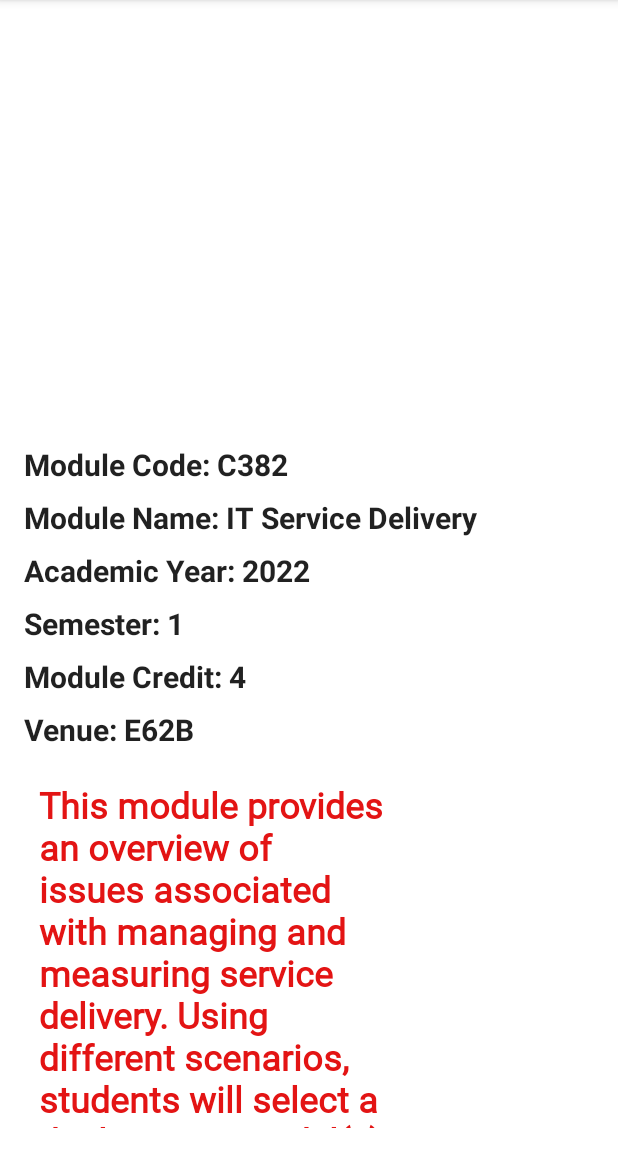
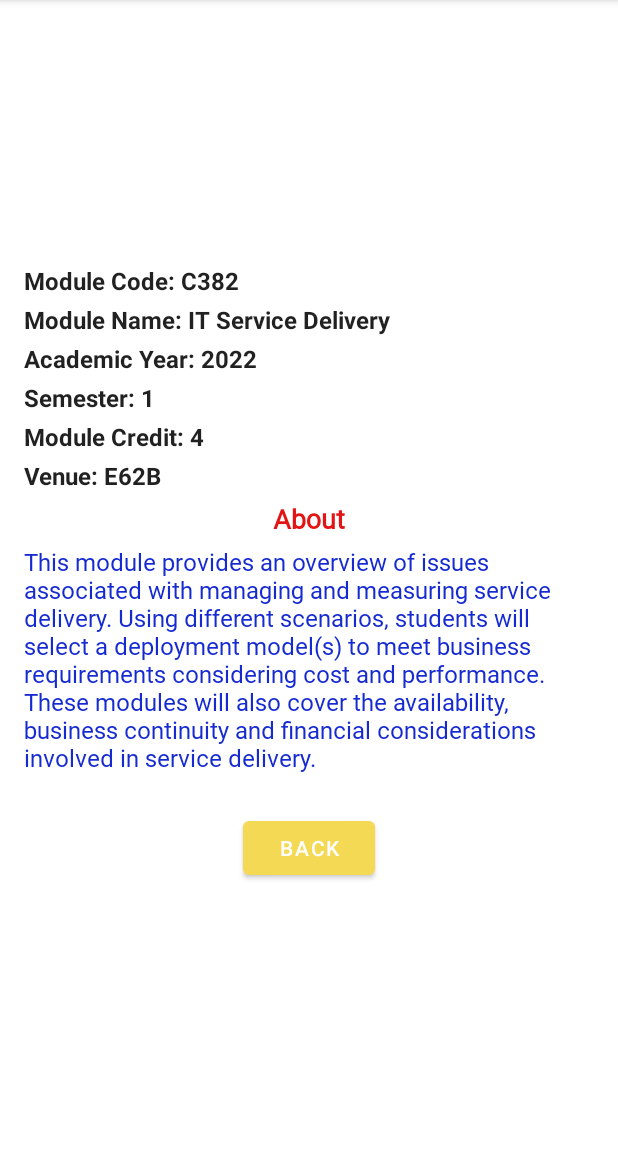
Before and after one commit to Ravichandran-RP/MyModules, an Android app: the screen it shows after launch (ModuleDetailActivity), after a tap on "C382 IT SERVICE DELIVERY", on a phone screen of 412 x 824 dp, the part 84-1236 px from its top. Run offline under Robolectric (Android 15) with nearby library versions, the phone set to English and light mode, and no system bars; Roboto replaces fonts that are not available here; 1 statement that could not run was skipped.

```diff
--- a/app/src/main/java/sg/edu/rp/c346/id20026389/mymodules/ModuleDetailActivity.java
+++ b/app/src/main/java/sg/edu/rp/c346/id20026389/mymodules/ModuleDetailActivity.java
@@ -5,6 +5,7 @@ import androidx.appcompat.app.AppCompatActivity;
 import android.content.Intent;
 import android.graphics.drawable.Drawable;
 import android.os.Bundle;
+import android.view.View;
 import android.widget.Button;
 import android.widget.ImageView;
 import android.widget.TextView;
@@ -33,7 +34,7 @@ public class ModuleDetailActivity extends AppCompatActivity {
         modvenue=findViewById(R.id.textViewVenue);
         btnBack=findViewById(R.id.buttonBack);
         displayImage=findViewById(R.id.imageViewDisplay);
-        aboutmod=findViewById(R.id.textViewAbout);
+        aboutmod=findViewById(R.id.textViewInfo);
 
         Intent intentReceived = getIntent();
         String module=intentReceived.getStringExtra("module");
@@ -66,9 +67,7 @@ public class ModuleDetailActivity extends AppCompatActivity {
             modvenue.setText("Venue: E61H");
             aboutmod.setText("Students will develop competencies required to support and administer data centre and cloud computing services. " +
                     "The training includes impact assessment of governance, risk and compliance (GRC) in the cloud computing environment, " +
-                    "and students will also study cloud computing orchestration, service accounting and service cataloguing. " +
-                    "The module also prepares students to be industry ready for job opportunities such as system administrators in " +
-                    "enterprise data centres or hosting service providers and as cloud computing end-users.");
+                    "and students will also study cloud computing orchestration, service accounting and service cataloguing.");
 
         }
         else if(module.equalsIgnoreCase("C382")){
@@ -84,9 +83,8 @@ public class ModuleDetailActivity extends AppCompatActivity {
             modvenue.setText("Venue: E62B");
             aboutmod.setText("This module provides an overview of issues associated with managing and measuring service delivery. " +
                     "Using different scenarios, students will select a deployment model(s) to meet business requirements considering cost " +
-                    "and performance. They will be exposed to key performance indicators (KPIs) on service level agreements (SLAs) " +
-                    "that ensure stipulated levels of service quality and availability. These modules will also cover the availability, " +
-                    "business continuity and financial considerations involved in service delivery.");
+                    "and performance. These modules will also cover the availability, business continuity and financial " +
+                    "considerations involved in service delivery.");
         }
         else if(module.equalsIgnoreCase("C300")){
             String imagename = "fyp";
@@ -102,12 +100,14 @@ public class ModuleDetailActivity extends AppCompatActivity {
             aboutmod.setText("In this module, students will be equipped with skills to apply their domain knowledge through a team project " +
                     "to solve a real-world problem."+
                     "Students will apply the five steps in the project management process steps: initiating, planning, " +
-                    "executing, monitoring and controlling, and closing to work on a team project. They will use Gantt charts and tools for " +
-                    "budgeting and resource planning. There will be milestone checks incorporating supervisor input, with guidance for " +
-                    "corrective action if necessary."+ "Students will also learn how to gather and organize data, prepare technical reports " +
-                    "and make a presentation pitch to stakeholders. Students will be encouraged to adopt a multidisciplinary approach in the " +
-                    "design of their project.");
+                    "executing, monitoring and controlling, and closing to work on a team project.");
         }
+        btnBack.setOnClickListener(new View.OnClickListener() {
+            @Override
+            public void onClick(View view) {
+                finish();
+            }
+        });
 
     }
 }
--- a/app/src/main/res/layout/activity_module_detail.xml
+++ b/app/src/main/res/layout/activity_module_detail.xml
@@ -11,13 +11,13 @@
     <ImageView
         android:id="@+id/imageViewDisplay"
         android:layout_width="360dp"
-        android:layout_height="250dp"
+        android:layout_height="150dp"
         android:layout_gravity="center"
         tools:srcCompat="@tools:sample/avatars" />
 
     <Space
         android:layout_width="match_parent"
-        android:layout_height="30dp" />
+        android:layout_height="10dp" />
 
     <TextView
         android:id="@+id/textViewModCode"
@@ -25,12 +25,12 @@
         android:layout_height="wrap_content"
         android:text="TextView"
         android:textAppearance="@style/TextAppearance.AppCompat.Body1"
-        android:textSize="20sp"
+        android:textSize="16sp"
         android:textStyle="bold" />
 
     <Space
         android:layout_width="match_parent"
-        android:layout_height="8dp" />
+        android:layout_height="4dp" />
 
     <TextView
         android:id="@+id/textViewModName"
@@ -38,12 +38,12 @@
         android:layout_height="wrap_content"
         android:text="TextView"
         android:textAppearance="@style/TextAppearance.AppCompat.Body1"
-        android:textSize="20sp"
+        android:textSize="16sp"
         android:textStyle="bold" />
 
     <Space
         android:layout_width="match_parent"
-        android:layout_height="8dp" />
+        android:layout_height="4dp" />
 
     <TextView
         android:id="@+id/textViewYear"
@@ -51,12 +51,12 @@
         android:layout_height="wrap_content"
         android:text="TextView"
         android:textAppearance="@style/TextAppearance.AppCompat.Body1"
-        android:textSize="20sp"
+        android:textSize="16sp"
         android:textStyle="bold" />
 
     <Space
         android:layout_width="match_parent"
-        android:layout_height="8dp" />
+        android:layout_height="4dp" />
 
     <TextView
         android:id="@+id/textViewSem"
@@ -64,12 +64,12 @@
         android:layout_height="wrap_content"
         android:text="TextView"
         android:textAppearance="@style/TextAppearance.AppCompat.Body1"
-        android:textSize="20sp"
+        android:textSize="16sp"
         android:textStyle="bold" />
 
     <Space
         android:layout_width="match_parent"
-        android:layout_height="8dp" />
+        android:layout_height="4dp" />
 
     <TextView
         android:id="@+id/textViewCredit"
@@ -77,12 +77,12 @@
         android:layout_height="wrap_content"
         android:text="TextView"
         android:textAppearance="@style/TextAppearance.AppCompat.Body1"
-        android:textSize="20sp"
+        android:textSize="16sp"
         android:textStyle="bold" />
 
     <Space
         android:layout_width="match_parent"
-        android:layout_height="8dp" />
+        android:layout_height="4dp" />
 
     <TextView
         android:id="@+id/textViewVenue"
@@ -90,23 +90,7 @@
         android:layout_height="wrap_content"
         android:text="TextView"
         android:textAppearance="@style/TextAppearance.AppCompat.Body1"
-        android:textSize="20sp"
-        android:textStyle="bold" />
-
-    <Space
-        android:layout_width="match_parent"
-        android:layout_height="20dp" />
-
-    <TextView
-        android:id="@+id/textViewAbout"
-        android:layout_width="250dp"
-        android:layout_height="wrap_content"
-        android:fontFamily="@font/chilanka"
-        android:paddingLeft="10dp"
-        android:text="About"
-        android:textAppearance="@style/TextAppearance.AppCompat.Body1"
-        android:textColor="#E31414"
-        android:textSize="24sp"
+        android:textSize="16sp"
         android:textStyle="bold" />
 
     <Space
@@ -114,13 +98,29 @@
         android:layout_height="5dp" />
 
     <TextView
-        android:id="@+id/textView4"
+        android:id="@+id/textViewAbout"
+        android:layout_width="wrap_content"
+        android:layout_height="wrap_content"
+        android:layout_gravity="center"
+        android:fontFamily="@font/chilanka"
+        android:text="About"
+        android:textAppearance="@style/TextAppearance.AppCompat.Body1"
+        android:textColor="#E31414"
+        android:textSize="18sp"
+        android:textStyle="bold" />
+
+    <Space
         android:layout_width="match_parent"
-        android:layout_height="270dp"
-        android:fontFamily="@font/indie_flower"
+        android:layout_height="5dp" />
+
+    <TextView
+        android:id="@+id/textViewInfo"
+        android:layout_width="match_parent"
+        android:layout_height="178dp"
+        android:fontFamily="@font/bai_jamjuree_medium_italic"
         android:text="textview"
         android:textColor="#152AD1"
-        android:textSize="20sp" />
+        android:textSize="16sp" />
 
     <Button
         android:id="@+id/buttonBack"
--- a/app/src/main/res/values/preloaded_fonts.xml
+++ b/app/src/main/res/values/preloaded_fonts.xml
@@ -4,6 +4,7 @@
         <item>@font/aclonica</item>
         <item>@font/alegreya_sc_italic</item>
         <item>@font/architects_daughter</item>
+        <item>@font/bai_jamjuree_medium_italic</item>
         <item>@font/baloo_tamma</item>
         <item>@font/chilanka</item>
         <item>@font/indie_flower</item>
```
